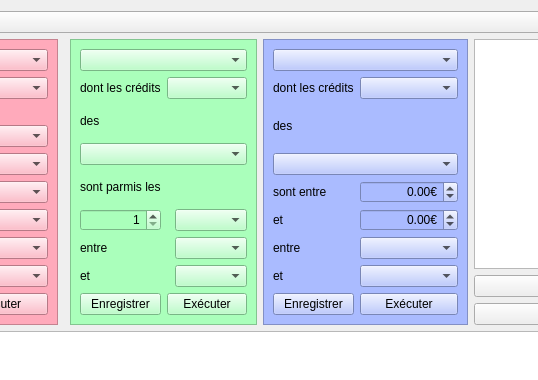
This is formqueries.ui in GiPiLab/ProtonClassicSuite as Qt 5 draws it before an edit; both pictures show x 161 to 699 and y 0 to 380 of the 1005 by 560 pixel window. The edited form follows.
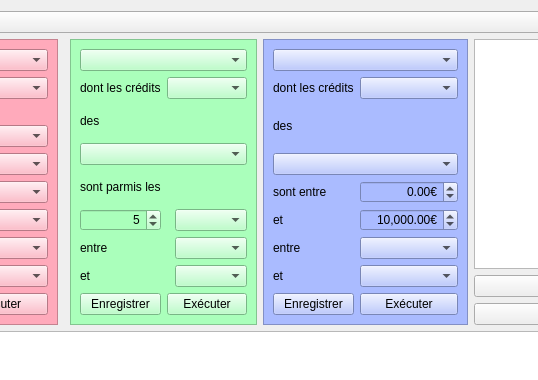
This is the edited form.

Commit message: Layout optimization

What changed in the file:
```diff
--- a/formqueries.ui
+++ b/formqueries.ui
@@ -107,6 +107,9 @@
         <property name="minimum">
          <number>1</number>
         </property>
+        <property name="value">
+         <number>5</number>
+        </property>
        </widget>
       </item>
       <item row="1" column="1" colspan="2">
@@ -410,6 +413,9 @@
         <property name="singleStep">
          <double>10.000000000000000</double>
         </property>
+        <property name="value">
+         <double>10000.000000000000000</double>
+        </property>
        </widget>
       </item>
       <item row="6" column="1">
```
The commit also changes 1 other file.
